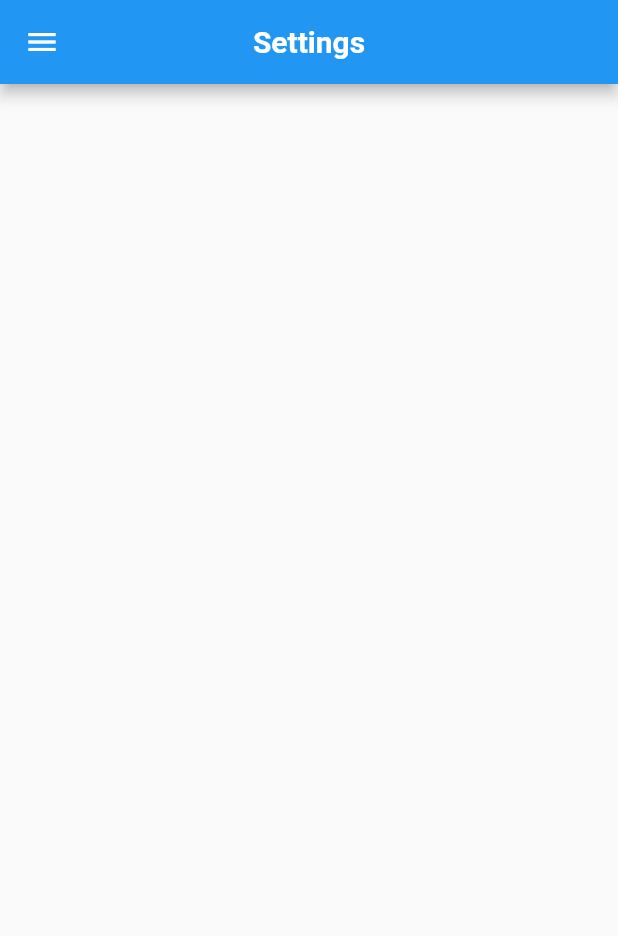
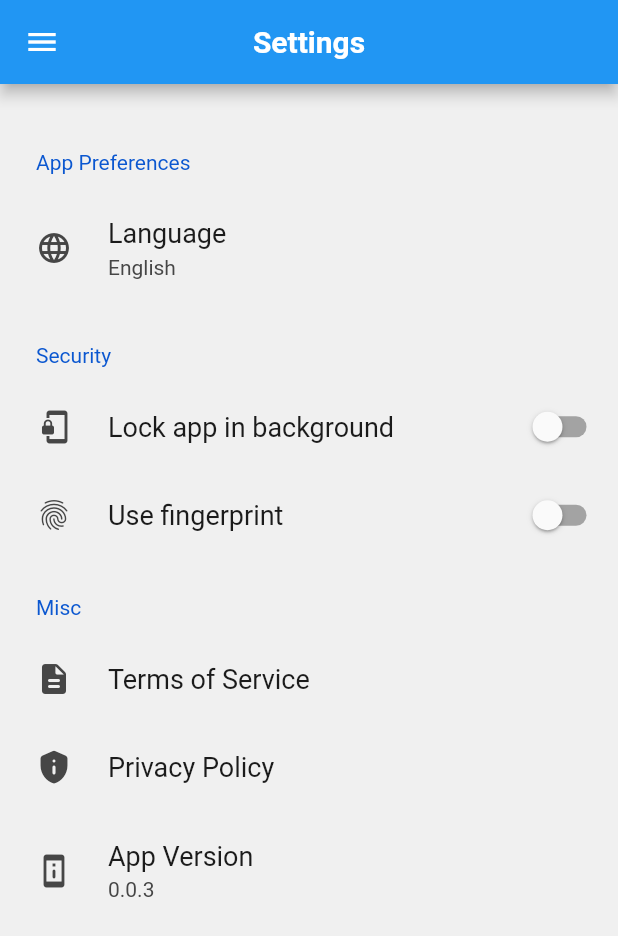
Before and after one commit to VE5PER/civitas, a Flutter app: the settings screen opened directly, on a phone screen of 412 x 824 dp. Shown: the top 936 px of the screen. Run offline on Flutter 3.47's test engine with Material 2 defaults, Android fonts, the phone set to English and light mode, and no system bars; drawn by our look-alikes of settings_ui; our stand-ins replace carousel_slider, font_awesome_flutter, hexcolor, image_picker, otp_text_field.

Commit message:
Completed Settings

```diff
--- a/lib/settings.dart
+++ b/lib/settings.dart
@@ -1,5 +1,6 @@
 import 'package:civitas/sidedrawer.dart';
 import 'package:flutter/material.dart';
+import 'package:settings_ui/settings_ui.dart';
 
 class settings extends StatefulWidget {
   const settings({Key? key}) : super(key: key);
@@ -9,16 +10,78 @@ class settings extends StatefulWidget {
 }
 
 class _settingsState extends State<settings> {
+  bool valuelock=false,valuefinger=false;
   @override
   Widget build(BuildContext context) {
+
     return Scaffold(
       appBar: AppBar(
         title: const Text('Settings',style: TextStyle(fontWeight: FontWeight.bold),),
         centerTitle: true,
       ),
       drawer: draweritems(),
+      body:
+        SettingsList(
+          contentPadding: EdgeInsets.symmetric(vertical: 20),
+          sections: [
+            SettingsSection(
+              title: 'App Preferences',
+              tiles: const [
+                SettingsTile(
+                    title: 'Language',
+                  subtitle: 'English',
+                  leading: Icon(Icons.language_rounded),
+                )
+              ],
+            ),
+            SettingsSection(
+              title: 'Security',
+              tiles:  [
+                SettingsTile.switchTile(
+                  title: 'Lock app in background',
+                  leading: Icon(Icons.phonelink_lock),
+                  switchValue: valuelock,
+                  onToggle: (bool value){
+                    setState(() {
+                      valuelock=value;
+                    });
+                  },
 
-
+                ),
+                SettingsTile.switchTile(
+                  title: 'Use fingerprint',
+                  leading: Icon(Icons.fingerprint_rounded),
+                  switchValue: valuefinger,
+                  onToggle: (bool value){
+                    setState(() {
+                      valuefinger=value;
+                    });
+                  },
+                )
+              ],
+            ),
+            SettingsSection(
+              title: 'Misc',
+              tiles:  [
+                SettingsTile(
+                  title: 'Terms of Service',
+                  leading: Icon(Icons.description_rounded),
+                    onPressed: (BuildContext context){}
+                ),
+                SettingsTile(
+                  title: 'Privacy Policy',
+                  leading: Icon(Icons.privacy_tip_rounded),
+                  onPressed: (BuildContext context){},
+                ),
+                SettingsTile(
+                  title: 'App Version',
+                  subtitle: '0.0.3',
+                  leading: Icon(Icons.perm_device_info_rounded),
+                    onPressed: (BuildContext context){}
+                )
+              ],
+            )          ],
+        )
     );
   }
 }
```
